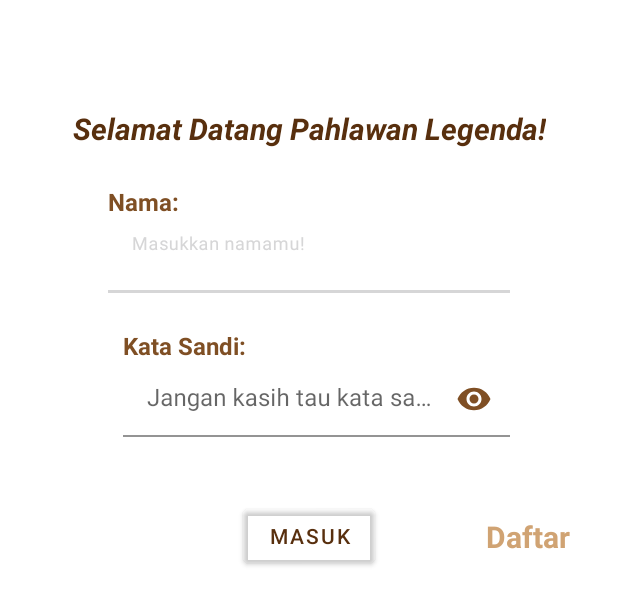
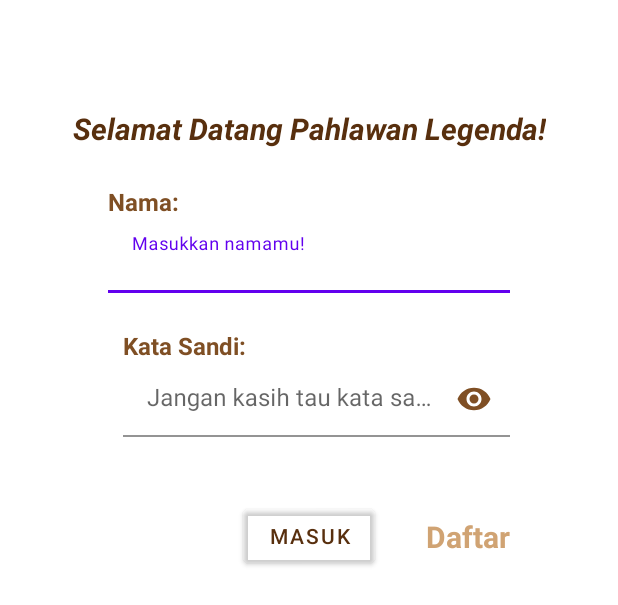
Before and after one commit to TimothyKristanto/arsenio-game, an Android app: the layout activity_login.xml on its own in the app's theme, with its tools: preview values and no code run, on a phone screen of 412 x 824 dp. Shown: the top 605 px of the screen. Run offline under Robolectric (Android 15) with nearby library versions, the phone set to English and light mode, and no system bars.

Commit message:
Fix Theme Bug Fix Manifest

```diff
--- a/MAD/Arsenio/app/src/main/AndroidManifest.xml
+++ b/MAD/Arsenio/app/src/main/AndroidManifest.xml
@@ -12,7 +12,13 @@
         <activity
             android:name=".View.LoginActivity"
             android:exported="true"
-            android:screenOrientation="landscape" />
+            android:screenOrientation="landscape">
+            <intent-filter>
+                <action android:name="android.intent.action.MAIN" />
+
+                <category android:name="android.intent.category.LAUNCHER" />
+            </intent-filter>
+        </activity>
         <activity
             android:name=".View.RegisterActivity"
             android:exported="true"
@@ -20,11 +26,6 @@
         <activity
             android:name=".MainActivity"
             android:exported="true">
-            <intent-filter>
-                <action android:name="android.intent.action.MAIN" />
-
-                <category android:name="android.intent.category.LAUNCHER" />
-            </intent-filter>
         </activity>
     </application>
 
--- a/MAD/Arsenio/app/src/main/res/layout/activity_login.xml
+++ b/MAD/Arsenio/app/src/main/res/layout/activity_login.xml
@@ -11,10 +11,10 @@
         android:layout_height="match_parent"
         app:layout_constraintBottom_toBottomOf="parent"
         app:layout_constraintEnd_toEndOf="parent"
-        app:layout_constraintHorizontal_bias="0.0"
+        app:layout_constraintHorizontal_bias="1.0"
         app:layout_constraintStart_toStartOf="parent"
         app:layout_constraintTop_toTopOf="parent"
-        app:layout_constraintVertical_bias="1.0"
+        app:layout_constraintVertical_bias="0.0"
         tools:ignore="SpeakableTextPresentCheck">
 
         <androidx.constraintlayout.widget.ConstraintLayout
@@ -118,13 +118,12 @@
                 android:id="@+id/textBtnMoveRegister"
                 android:layout_width="wrap_content"
                 android:layout_height="wrap_content"
-                android:layout_marginEnd="32dp"
                 android:text="Daftar"
                 android:textColor="@color/wood_brown_light2"
                 android:textSize="20sp"
                 android:textStyle="bold"
                 app:layout_constraintBottom_toBottomOf="@+id/buttonMasukLogin"
-                app:layout_constraintEnd_toEndOf="parent"
+                app:layout_constraintEnd_toEndOf="@+id/InputPasswordLogin"
                 app:layout_constraintTop_toTopOf="@+id/buttonMasukLogin" />
 
         </androidx.constraintlayout.widget.ConstraintLayout>
--- a/MAD/Arsenio/app/src/main/res/values-night/themes.xml
+++ b/MAD/Arsenio/app/src/main/res/values-night/themes.xml
@@ -1,14 +1,14 @@
 <resources xmlns:tools="http://schemas.android.com/tools">
     <!-- Base application theme. -->
-    <style name="Theme.Arsenio" parent="Theme.MaterialComponents.DayNight.DarkActionBar">
+    <style name="Theme.Arsenio" parent="Theme.MaterialComponents.DayNight.NoActionBar">
         <!-- Primary brand color. -->
-        <item name="colorPrimary">@color/purple_200</item>
-        <item name="colorPrimaryVariant">@color/purple_700</item>
-        <item name="colorOnPrimary">@color/black</item>
-        <!-- Secondary brand color. -->
-        <item name="colorSecondary">@color/teal_200</item>
-        <item name="colorSecondaryVariant">@color/teal_200</item>
-        <item name="colorOnSecondary">@color/black</item>
+<!--        <item name="colorPrimary">@color/purple_200</item>-->
+<!--        <item name="colorPrimaryVariant">@color/purple_700</item>-->
+<!--        <item name="colorOnPrimary">@color/black</item>-->
+<!--        &lt;!&ndash; Secondary brand color. &ndash;&gt;-->
+<!--        <item name="colorSecondary">@color/teal_200</item>-->
+<!--        <item name="colorSecondaryVariant">@color/teal_200</item>-->
+<!--        <item name="colorOnSecondary">@color/black</item>-->
         <!-- Status bar color. -->
         <item name="android:statusBarColor" tools:targetApi="l">?attr/colorPrimaryVariant</item>
         <!-- Customize your theme here. -->
--- a/MAD/Arsenio/app/src/main/res/values/themes.xml
+++ b/MAD/Arsenio/app/src/main/res/values/themes.xml
@@ -1,14 +1,14 @@
 <resources xmlns:tools="http://schemas.android.com/tools">
     <!-- Base application theme. -->
-    <style name="Theme.Arsenio" parent="Theme.MaterialComponents.DayNight.DarkActionBar">
-        <!-- Primary brand color. -->
-        <item name="colorPrimary">@color/purple_500</item>
-        <item name="colorPrimaryVariant">@color/purple_700</item>
-        <item name="colorOnPrimary">@color/white</item>
-        <!-- Secondary brand color. -->
-        <item name="colorSecondary">@color/teal_200</item>
-        <item name="colorSecondaryVariant">@color/teal_700</item>
-        <item name="colorOnSecondary">@color/black</item>
+    <style name="Theme.Arsenio" parent="Theme.MaterialComponents.DayNight.NoActionBar">
+<!--        &lt;!&ndash; Primary brand color. &ndash;&gt;-->
+<!--        <item name="colorPrimary">@color/purple_500</item>-->
+<!--        <item name="colorPrimaryVariant">@color/purple_700</item>-->
+<!--        <item name="colorOnPrimary">@color/white</item>-->
+<!--        &lt;!&ndash; Secondary brand color. &ndash;&gt;-->
+<!--        <item name="colorSecondary">@color/teal_200</item>-->
+<!--        <item name="colorSecondaryVariant">@color/teal_700</item>-->
+<!--        <item name="colorOnSecondary">@color/black</item>-->
         <!-- Status bar color. -->
         <item name="android:statusBarColor" tools:targetApi="l">?attr/colorPrimaryVariant</item>
         <!-- Customize your theme here. -->
```
